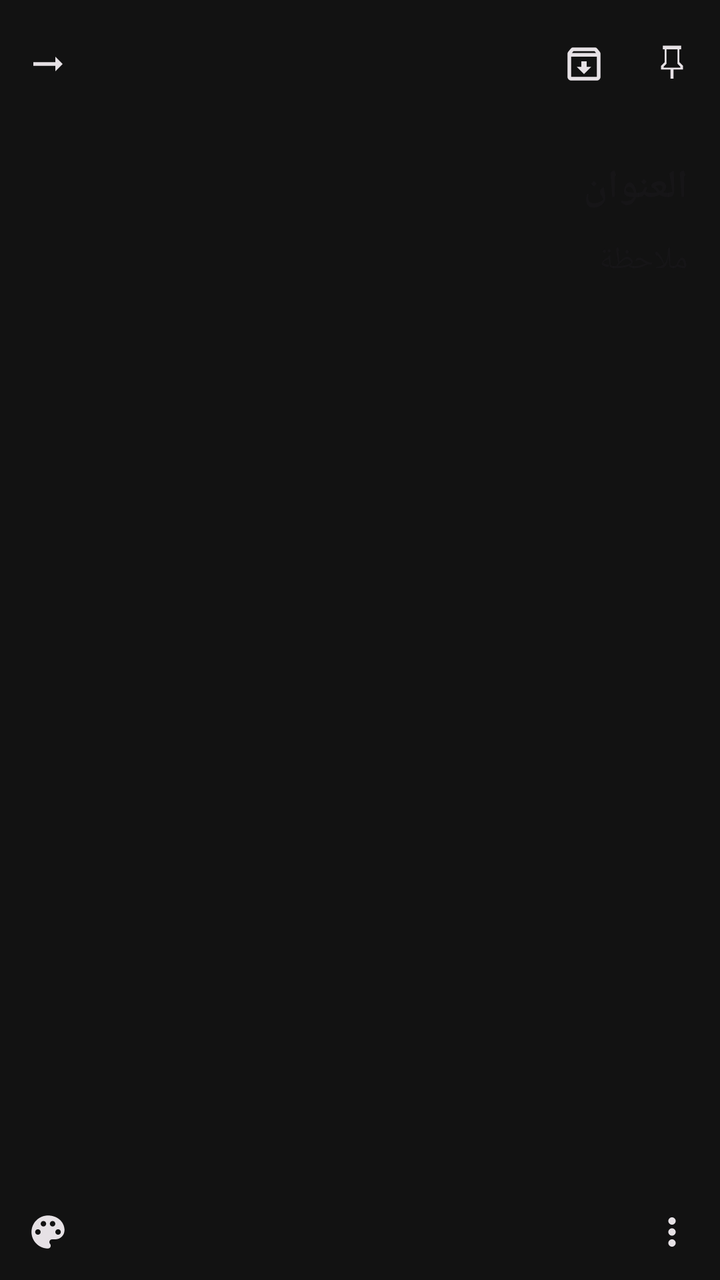
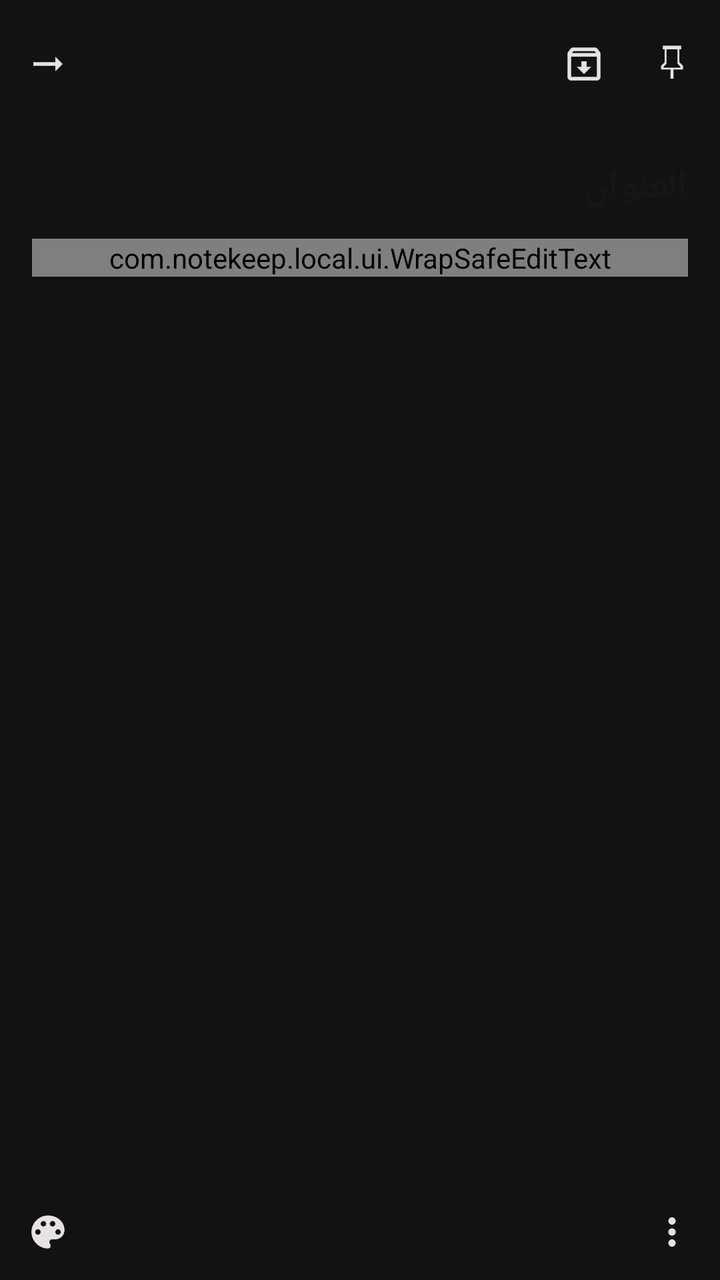

Before-and-after screenshots of an Android layout around one commit, followed by the original layout XML and the change that was made.
<!-- AndroidManifest.xml: application theme Theme.NotesLink -->
<!-- res/layout/activity_note_edit.xml -->
<?xml version="1.0" encoding="utf-8"?>
<FrameLayout xmlns:android="http://schemas.android.com/apk/res/android"
    xmlns:app="http://schemas.android.com/apk/res-auto"
    android:id="@+id/rootFrame"
    android:layout_width="match_parent"
    android:layout_height="match_parent">

    <ImageView
        android:id="@+id/imageEditBackground"
        android:layout_width="match_parent"
        android:layout_height="match_parent"
        android:scaleType="centerCrop"
        android:visibility="gone"
        android:contentDescription="@null" />

    <View
        android:id="@+id/imageEditScrim"
        android:layout_width="match_parent"
        android:layout_height="match_parent"
        android:background="@color/card_image_scrim"
        android:visibility="gone" />

    <LinearLayout
        android:layout_width="match_parent"
        android:layout_height="match_parent"
        android:orientation="vertical">

        
        <LinearLayout
            android:id="@+id/topBar"
            android:layout_width="match_parent"
            android:layout_height="?attr/actionBarSize"
            android:orientation="horizontal"
            android:gravity="center_vertical"
            android:paddingHorizontal="4dp">

            <ImageView
                android:id="@+id/buttonSaveClose"
                android:layout_width="40dp"
                android:layout_height="40dp"
                android:padding="9dp"
                android:src="@drawable/ic_arrow_right"
                android:background="?attr/selectableItemBackgroundBorderless"
                android:contentDescription="@string/content_desc_close_note" />

            <View
                android:layout_width="0dp"
                android:layout_height="1dp"
                android:layout_weight="1" />

            <ImageView
                android:id="@+id/buttonArchive"
                android:layout_width="40dp"
                android:layout_height="40dp"
                android:padding="9dp"
                android:src="@drawable/ic_archive"
                android:background="?attr/selectableItemBackgroundBorderless"
                android:contentDescription="@string/action_archive" />

            <ImageView
                android:id="@+id/buttonPin"
                android:layout_width="40dp"
                android:layout_height="40dp"
                android:layout_marginStart="4dp"
                android:padding="9dp"
                android:src="@drawable/ic_pin_outline"
                android:background="?attr/selectableItemBackgroundBorderless"
                android:contentDescription="@string/action_pin" />

        </LinearLayout>

        <ScrollView
            android:id="@+id/contentScroll"
            android:layout_width="match_parent"
            android:layout_height="0dp"
            android:layout_weight="1">

            <LinearLayout
                android:layout_width="match_parent"
                android:layout_height="wrap_content"
                android:orientation="vertical"
                android:padding="16dp">

                <EditText
                    android:id="@+id/editTitle"
                    android:layout_width="match_parent"
                    android:layout_height="wrap_content"
                    android:hint="@string/hint_title"
                    android:textSize="20sp"
                    android:textStyle="bold"
                    android:background="@null"
                    android:inputType="textCapSentences" />

                <EditText
                    android:id="@+id/editContent"
                    android:layout_width="match_parent"
                    android:layout_height="wrap_content"
                    android:layout_marginTop="12dp"
                    android:hint="@string/hint_content"
                    android:textSize="16sp"
                    android:background="@null"
                    android:gravity="top"
                    android:minLines="6"
                    android:scrollHorizontally="false"
                    android:breakStrategy="simple"
                    android:inputType="textMultiLine|textCapSentences" />

            </LinearLayout>
        </ScrollView>

        <HorizontalScrollView
            android:id="@+id/labelsScroll"
            android:layout_width="match_parent"
            android:layout_height="wrap_content"
            android:visibility="gone">

            <LinearLayout
                android:id="@+id/labelChipRow"
                android:layout_width="wrap_content"
                android:layout_height="wrap_content"
                android:orientation="horizontal"
                android:paddingHorizontal="16dp"
                android:paddingBottom="6dp"
                android:gravity="center_vertical" />

        </HorizontalScrollView>

        
        <LinearLayout
            android:id="@+id/bottomActionsBar"
            android:layout_width="match_parent"
            android:layout_height="wrap_content"
            android:orientation="horizontal"
            android:gravity="center_vertical"
            android:paddingHorizontal="4dp"
            android:paddingVertical="4dp">

            <ImageView
                android:id="@+id/buttonNoteStyle"
                android:layout_width="40dp"
                android:layout_height="40dp"
                android:padding="9dp"
                android:src="@drawable/ic_palette"
                android:background="?attr/selectableItemBackgroundBorderless"
                android:contentDescription="@string/content_desc_note_style" />

            <View
                android:layout_width="0dp"
                android:layout_height="1dp"
                android:layout_weight="1" />

            <LinearLayout
                android:id="@+id/undoRedoBar"
                android:layout_width="wrap_content"
                android:layout_height="wrap_content"
                android:orientation="horizontal"
                android:gravity="center_vertical"
                android:visibility="gone">

                <ImageView
                    android:id="@+id/buttonUndo"
                    android:layout_width="40dp"
                    android:layout_height="40dp"
                    android:padding="9dp"
                    android:src="@drawable/ic_undo"
                    android:background="?attr/selectableItemBackgroundBorderless"
                    android:contentDescription="@string/content_desc_undo" />

                <ImageView
                    android:id="@+id/buttonRedo"
                    android:layout_width="40dp"
                    android:layout_height="40dp"
                    android:padding="9dp"
                    android:src="@drawable/ic_redo"
                    android:background="?attr/selectableItemBackgroundBorderless"
                    android:contentDescription="@string/content_desc_redo" />

            </LinearLayout>

            <ImageView
                android:id="@+id/buttonMoreOptions"
                android:layout_width="40dp"
                android:layout_height="40dp"
                android:padding="9dp"
                android:src="@drawable/ic_more_vert"
                android:background="?attr/selectableItemBackgroundBorderless"
                android:contentDescription="@string/content_desc_more_options" />

        </LinearLayout>

    </LinearLayout>

</FrameLayout>
<!-- resources referenced by this layout -->
<resources>
  <color name="card_image_scrim">#66000000</color>
  <!-- drawable ic_arrow_right (drawable) -->
  <vector xmlns:android="http://schemas.android.com/apk/res/android"
      android:width="24dp" android:height="24dp" android:viewportWidth="24" android:viewportHeight="24"
      android:tint="?attr/colorOnSurface">
      <path android:fillColor="@android:color/white"
          android:pathData="M16.01,11H4v2h12.01v3L20,12l-3.99,-4z"/>
  </vector>
  <!-- drawable ic_more_vert (drawable) -->
  <vector xmlns:android="http://schemas.android.com/apk/res/android"
      android:width="24dp" android:height="24dp" android:viewportWidth="24" android:viewportHeight="24"
      android:tint="?attr/colorOnSurface">
      <path android:fillColor="@android:color/white"
          android:pathData="M12,8c1.1,0 2,-0.9 2,-2s-0.9,-2 -2,-2 -2,0.9 -2,2 0.9,2 2,2zM12,10c-1.1,0 -2,0.9 -2,2s0.9,2 2,2 2,-0.9 2,-2 -0.9,-2 -2,-2zM12,16c-1.1,0 -2,0.9 -2,2s0.9,2 2,2 2,-0.9 2,-2 -0.9,-2 -2,-2z"/>
  </vector>
  <!-- drawable ic_pin_outline (drawable) -->
  <vector xmlns:android="http://schemas.android.com/apk/res/android"
      android:width="24dp" android:height="24dp" android:viewportWidth="24" android:viewportHeight="24"
      android:tint="?attr/colorOnSurface">
      <path android:fillColor="@android:color/white"
          android:pathData="M16,9V4h1V2H7v2h1v7l-2,2v2h5.2v5h1.6v-5H18v-2l-2,-2zM9,11.83V4h6v7.83l1.61,1.61 -0.08,0.14 -0.03,0.42H7.5l-0.03,-0.42 -0.08,-0.14L9,11.83z"/>
  </vector>
  <!-- drawable ic_redo (drawable) -->
  <vector xmlns:android="http://schemas.android.com/apk/res/android"
      android:width="24dp" android:height="24dp" android:viewportWidth="24" android:viewportHeight="24"
      android:autoMirrored="true"
      android:tint="?attr/colorOnSurface">
      <path android:fillColor="@android:color/white"
          android:pathData="M18.4,10.6C16.55,8.99 14.15,8 11.5,8c-4.65,0 -8.58,3.03 -9.96,7.22L3.9,16c1.05,-3.19 4.05,-5.5 7.6,-5.5 1.95,0 3.73,0.72 5.12,1.88L13,16h9V7l-3.6,3.6z"/>
  </vector>
  <!-- drawable ic_undo (drawable) -->
  <vector xmlns:android="http://schemas.android.com/apk/res/android"
      android:width="24dp" android:height="24dp" android:viewportWidth="24" android:viewportHeight="24"
      android:autoMirrored="true"
      android:tint="?attr/colorOnSurface">
      <path android:fillColor="@android:color/white"
          android:pathData="M12.5,8c-2.65,0 -5.05,0.99 -6.9,2.6L2,7v9h9l-3.62,-3.62c1.39,-1.16 3.16,-1.88 5.12,-1.88 3.54,0 6.55,2.31 7.6,5.5l2.37,-0.78C21.08,11.03 17.15,8 12.5,8z"/>
  </vector>
  <string name="action_archive">أرشفة</string>
  <string name="action_pin">تثبيت</string>
  <string name="content_desc_close_note">إغلاق</string>
  <string name="content_desc_more_options">خيارات إضافية</string>
  <string name="content_desc_note_style">تخصيص شكل الملاحظة</string>
  <string name="content_desc_redo">إعادة</string>
  <string name="content_desc_undo">تراجع</string>
  <string name="hint_content">ملاحظة</string>
  <string name="hint_title">العنوان</string>
  <style name="Theme.NotesLink" parent="Theme.Material3.DayNight.NoActionBar">
          <item name="colorPrimary">@color/purple_500</item>
          <item name="colorOnPrimary">@color/white</item>
          <item name="android:windowBackground">@color/background_dark</item>
          <item name="colorSurface">@color/surface_dark</item>
          <item name="colorOnSurface">@color/on_surface_dark</item>
          <item name="android:statusBarColor" tools:targetApi="21">@color/background_dark</item>
      </style>
  <color name="purple_500">#FF6750A4</color>
  <color name="white">#FFFFFFFF</color>
  <color name="background_dark">#FF121212</color>
  <color name="surface_dark">#FF1E1E1E</color>
  <color name="on_surface_dark">#FFE6E1E5</color>
</resources>

<!-- the commit's change to res/layout/activity_note_edit.xml (unified diff, before → after) -->
@@ -91,7 +91,7 @@
                     android:background="@null"
                     android:inputType="textCapSentences" />
 
-                <EditText
+                <com.notekeep.local.ui.WrapSafeEditText
                     android:id="@+id/editContent"
                     android:layout_width="match_parent"
                     android:layout_height="wrap_content"
